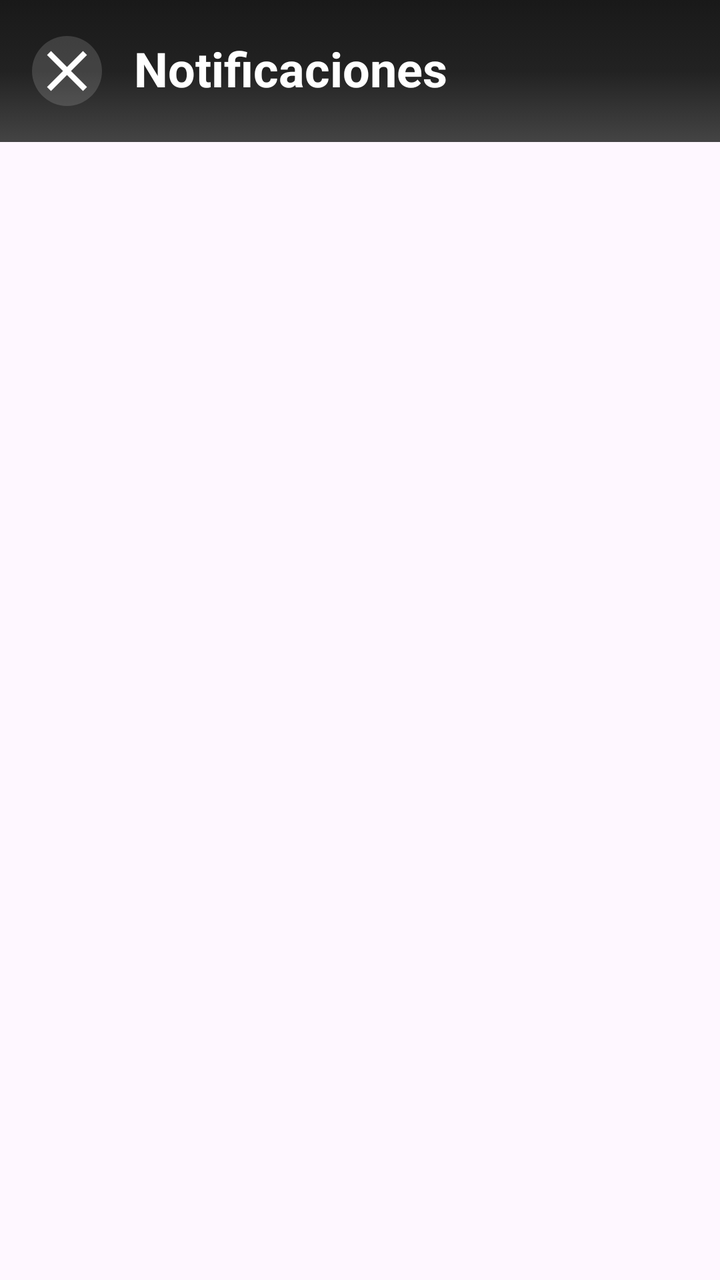
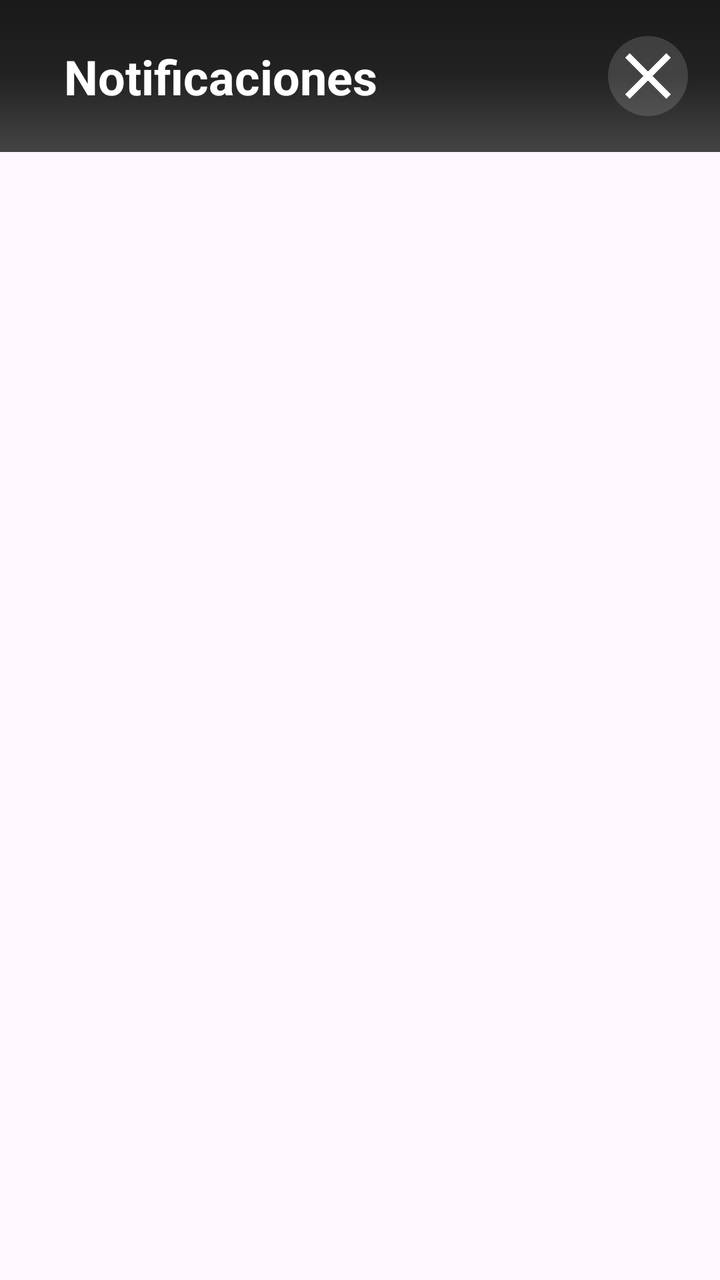

The first picture is an Android layout as it rendered before a commit; the second is the same layout after the commit. The layout source and the unified diff follow.
<!-- AndroidManifest.xml: application theme Theme.ReparApp -->
<!-- res/layout/fragment_notification.xml -->
<?xml version="1.0" encoding="utf-8"?>
<androidx.appcompat.widget.LinearLayoutCompat xmlns:android="http://schemas.android.com/apk/res/android"
    xmlns:tools="http://schemas.android.com/tools"
    android:layout_width="match_parent"
    android:layout_height="match_parent"
    xmlns:app="http://schemas.android.com/apk/res-auto"
    android:orientation="vertical"
    tools:context=".views.ui.fragments.NotificationFragment">

    <androidx.constraintlayout.widget.ConstraintLayout
        android:id="@+id/headerLayout"
        android:layout_width="match_parent"
        android:layout_height="wrap_content"
        android:background="@drawable/bg_fondo"
        android:gravity="center_vertical"
        android:orientation="horizontal"
        android:paddingHorizontal="16dp"
        android:paddingVertical="18dp"
        >

        <ImageView
            android:id="@+id/img_close"
            android:layout_width="wrap_content"
            android:layout_height="wrap_content"
            app:layout_constraintStart_toStartOf="parent"
            app:layout_constraintTop_toTopOf="parent"
            app:layout_constraintBottom_toBottomOf="parent"
            android:src="@drawable/icon_close2"
            />

        <TextView
            android:id="@+id/tv_titulo_home"
            android:layout_width="wrap_content"
            android:layout_height="wrap_content"
            android:layout_marginStart="16dp"
            android:text="Notificaciones"
            android:textColor="@android:color/white"
            android:textSize="24sp"
            android:textStyle="bold"
            app:layout_constraintStart_toEndOf="@id/img_close"
            app:layout_constraintTop_toTopOf="parent" />




    </androidx.constraintlayout.widget.ConstraintLayout>

    <androidx.recyclerview.widget.RecyclerView
        android:id="@+id/rv_lista_notificaciones"
        android:layout_width="match_parent"
        android:layout_height="wrap_content"
        android:paddingTop="8dp"
        android:paddingBottom="8dp"
        android:clipToPadding="false"
        app:layout_constraintBottom_toBottomOf="parent"
        tools:listitem="@layout/item_notification_user_prueba" />


</androidx.appcompat.widget.LinearLayoutCompat>
<!-- res/layout/item_notification_user_prueba.xml (included above) -->
<?xml version="1.0" encoding="utf-8"?>
<androidx.constraintlayout.widget.ConstraintLayout
    xmlns:android="http://schemas.android.com/apk/res/android"
    xmlns:app="http://schemas.android.com/apk/res-auto"
    android:layout_width="match_parent"
    android:layout_height="110dp"
    android:layout_margin="4dp"
    android:paddingEnd="16dp"
    android:paddingStart="16dp">

    <ImageView
        android:id="@+id/img_notifi"
        android:layout_width="40dp"
        android:layout_height="40dp"
        android:src="@drawable/icon_noti_item"
        app:layout_constraintStart_toStartOf="parent"
        app:layout_constraintTop_toTopOf="parent"
        android:layout_marginTop="10dp"
        android:layout_marginEnd="8dp"
        />

    <TextView
        android:id="@+id/tv_titulo"
        android:layout_width="0dp"
        android:layout_height="wrap_content"
        android:text="¡Dispositivo listo para recoger!"
        android:textStyle="bold"
        android:textSize="16sp"
        android:textColor="@color/black"
        app:layout_constraintStart_toEndOf="@id/img_notifi"
        app:layout_constraintEnd_toEndOf="parent"
        app:layout_constraintTop_toTopOf="@id/img_notifi"
        android:layout_marginStart="8dp"
        />

    <TextView
        android:id="@+id/tv_mensaje"
        android:layout_width="0dp"
        android:layout_height="wrap_content"
        android:text="Puedes acercarte a recoger tu equipo en la oficina de soporte técnico."
        android:textSize="14sp"
        android:textColor="#666666"
        android:layout_marginTop="4dp"
        app:layout_constraintStart_toStartOf="@id/tv_titulo"
        app:layout_constraintEnd_toEndOf="parent"
        app:layout_constraintTop_toBottomOf="@id/tv_titulo"/>

    <TextView
        android:id="@+id/tv_hora"
        android:layout_width="0dp"
        android:layout_height="wrap_content"
        android:text="19 jul. 2025 - 5:16 pm"
        android:textSize="14sp"
        android:textColor="#666666"
        android:layout_marginTop="4dp"
        app:layout_constraintStart_toStartOf="@id/tv_titulo"
        app:layout_constraintEnd_toEndOf="parent"
        app:layout_constraintTop_toBottomOf="@id/tv_mensaje"/>

    <View
        android:id="@+id/v_linea"
        android:layout_width="0dp"
        android:layout_height="1dp"
        android:layout_marginTop="8dp"
        android:background="#E4E4E4"
        app:layout_constraintStart_toStartOf="parent"
        app:layout_constraintEnd_toEndOf="parent"
        app:layout_constraintBottom_toBottomOf="parent"/>

</androidx.constraintlayout.widget.ConstraintLayout>
<!-- resources referenced by this layout -->
<resources>
  <color name="black">#FF000000</color>
  <!-- drawable bg_fondo (drawable) -->
  <?xml version="1.0" encoding="utf-8"?>
  <selector xmlns:android="http://schemas.android.com/apk/res/android">
      <item>
          <shape android:shape="rectangle">
              <gradient
                  android:type="linear"
                  android:angle="270"
                  android:startColor="#191919"
                  android:centerColor="#222222"
                  android:endColor="#444444"
                  android:gradientRadius="0.8"
              />
          </shape>
      </item>
  </selector>
  <!-- drawable icon_close2 (drawable) -->
  <vector xmlns:android="http://schemas.android.com/apk/res/android"
      android:width="35dp"
      android:height="35dp"
      android:viewportWidth="35"
      android:viewportHeight="35">
    <path
        android:pathData="M17.5,0L17.5,0A17.5,17.5 0,0 1,35 17.5L35,17.5A17.5,17.5 0,0 1,17.5 35L17.5,35A17.5,17.5 0,0 1,0 17.5L0,17.5A17.5,17.5 0,0 1,17.5 0z"
        android:fillColor="#ffffff"
        android:fillAlpha="0.15"/>
    <path
        android:pathData="M9.5,27.5L7.5,25.5L15.5,17.5L7.5,9.5L9.5,7.5L17.5,15.5L25.5,7.5L27.5,9.5L19.5,17.5L27.5,25.5L25.5,27.5L17.5,19.5L9.5,27.5Z"
        android:fillColor="#ffffff"/>
  </vector>
  <!-- drawable icon_noti_item: vector/xml drawable (drawable, 3546 chars, omitted) -->
  <style name="Theme.ReparApp" parent="Base.Theme.ReparApp" />
  <style name="Base.Theme.ReparApp" parent="Theme.Material3.DayNight.NoActionBar">
          
          
      </style>
</resources>

<!-- the commit's change to res/layout/fragment_notification.xml (unified diff, before → after) -->
@@ -20,9 +20,9 @@
 
         <ImageView
             android:id="@+id/img_close"
-            android:layout_width="wrap_content"
-            android:layout_height="wrap_content"
-            app:layout_constraintStart_toStartOf="parent"
+            android:layout_width="40dp"
+            android:layout_height="40dp"
+            app:layout_constraintEnd_toEndOf="parent"
             app:layout_constraintTop_toTopOf="parent"
             app:layout_constraintBottom_toBottomOf="parent"
             android:src="@drawable/icon_close2"
@@ -37,8 +37,10 @@
             android:textColor="@android:color/white"
             android:textSize="24sp"
             android:textStyle="bold"
-            app:layout_constraintStart_toEndOf="@id/img_close"
-            app:layout_constraintTop_toTopOf="parent" />
+            app:layout_constraintStart_toStartOf="parent"
+            app:layout_constraintTop_toTopOf="parent"
+            app:layout_constraintBottom_toBottomOf="parent"
+            />
 
 
 
@@ -86,7 +88,7 @@
         android:text="¡Dispositivo listo para recoger!"
         android:textStyle="bold"
         android:textSize="16sp"
-        android:textColor="@color/black"
+        android:textColor="@color/primary_title"
         app:layout_constraintStart_toEndOf="@id/img_notifi"
         app:layout_constraintEnd_toEndOf="parent"
         app:layout_constraintTop_toTopOf="@id/img_notifi"
<!-- resource entries referenced after the edit -->
@@ -1,6 +1,6 @@
 <!-- resources referenced by this layout -->
 <resources>
-  <color name="black">#FF000000</color>
+  <color name="primary_title">#171717</color>
   <!-- drawable bg_fondo (drawable) -->
   <?xml version="1.0" encoding="utf-8"?>
   <selector xmlns:android="http://schemas.android.com/apk/res/android">
@@ -34,8 +34,7 @@
   <!-- drawable icon_noti_item: vector/xml drawable (drawable, 3546 chars, omitted) -->
   <style name="Theme.ReparApp" parent="Base.Theme.ReparApp" />
   <style name="Base.Theme.ReparApp" parent="Theme.Material3.DayNight.NoActionBar">
-          
-          
+  
       </style>
 </resources>
 
